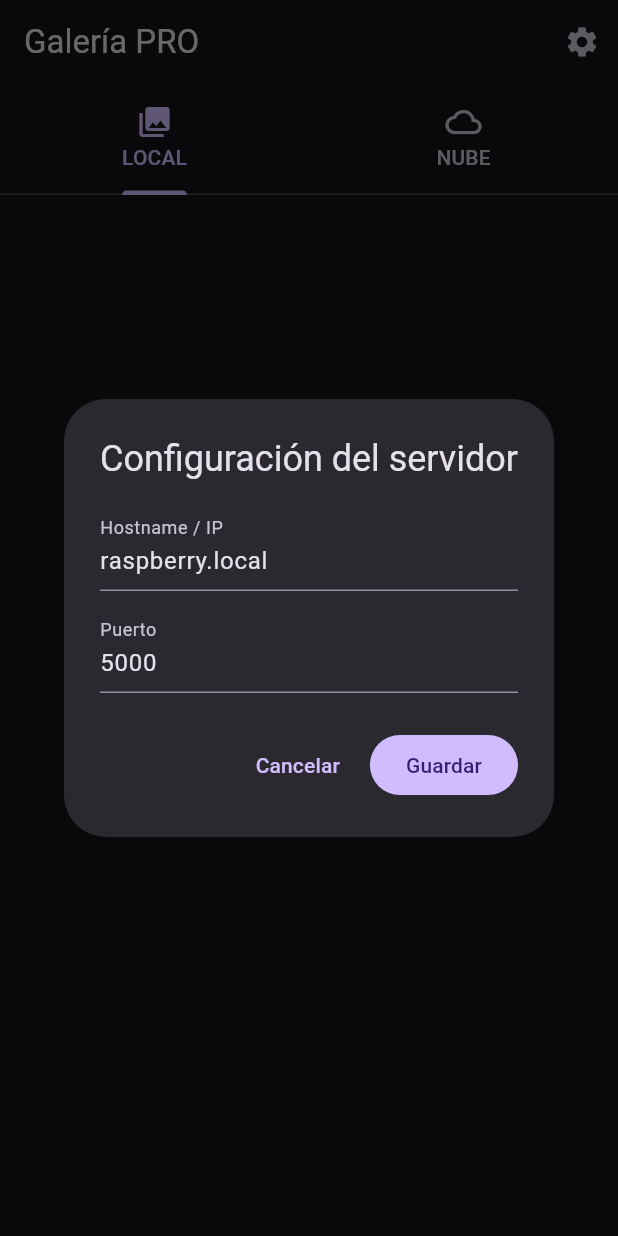
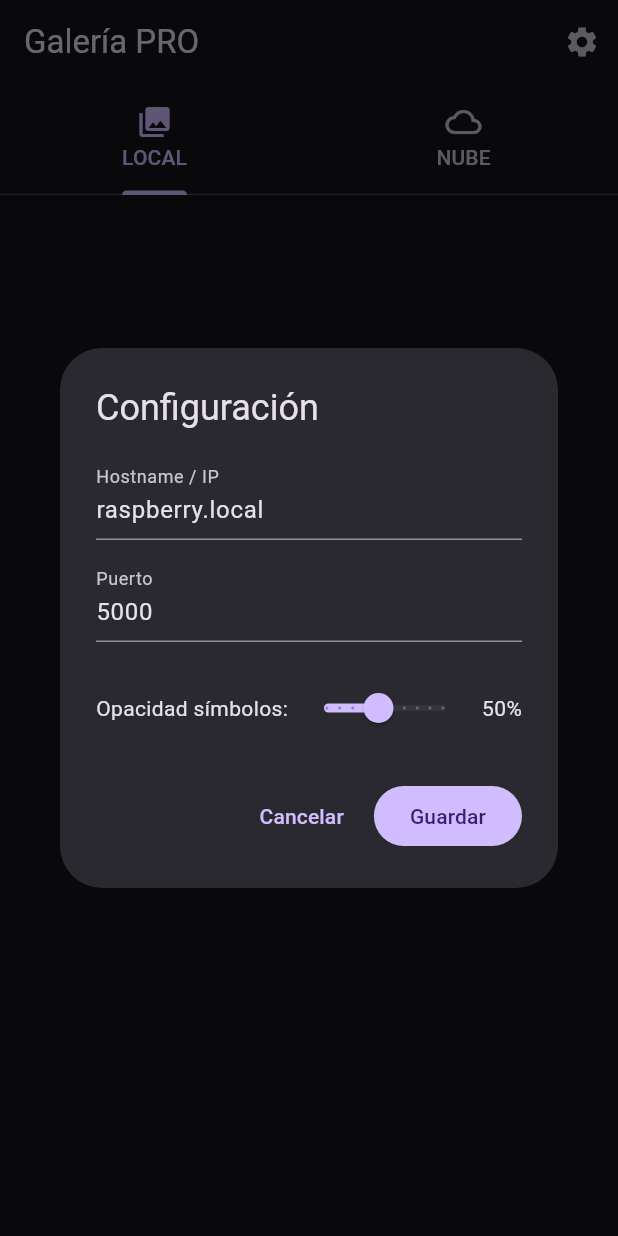
Before and after one commit to siliconvalleyar-oss/galery_app, a Flutter app: the screen it shows after launch, after a tap on the "settings" icon, on a phone screen of 412 x 824 dp. Run offline on Flutter 3.47's test engine with Material 3 defaults, Android fonts, the phone set to English and light mode, and no system bars; our stand-ins replace photo_view, share_plus, video_player; missing offline and left inert: photo_manager; network calls fail.

Commit message:
feat: configurable opacity for all viewer symbols via settings

```diff
--- a/lib/main.dart
+++ b/lib/main.dart
@@ -13,6 +13,7 @@ void main() {
 
 String serverHost = "raspberry.local";
 String serverPort = "5000";
+double uiOpacity = 0.5;
 String get server => "http://$serverHost:$serverPort";
 
 class App extends StatelessWidget {
@@ -305,10 +306,12 @@ class _HomeState extends State<Home> {
   void _showSettingsDialog() {
     final hostController = TextEditingController(text: serverHost);
     final portController = TextEditingController(text: serverPort);
+    double tempOpacity = uiOpacity;
     showDialog(
       context: context,
-      builder: (ctx) => AlertDialog(
-        title: const Text("Configuración del servidor"),
+      builder: (ctx) => StatefulBuilder(
+        builder: (ctx, setDialogState) => AlertDialog(
+          title: const Text("Configuración"),
           content: Column(
             mainAxisSize: MainAxisSize.min,
             children: [
@@ -328,6 +331,23 @@ class _HomeState extends State<Home> {
                 ),
                 keyboardType: TextInputType.number,
               ),
+              const SizedBox(height: 20),
+              Row(
+                children: [
+                  const Text("Opacidad símbolos:"),
+                  Expanded(
+                    child: Slider(
+                      value: tempOpacity,
+                      min: 0.1,
+                      max: 1.0,
+                      divisions: 9,
+                      label: "${(tempOpacity * 100).round()}%",
+                      onChanged: (v) => setDialogState(() => tempOpacity = v),
+                    ),
+                  ),
+                  Text("${(tempOpacity * 100).round()}%"),
+                ],
+              ),
             ],
           ),
           actions: [
@@ -340,6 +360,7 @@ class _HomeState extends State<Home> {
                 setState(() {
                   serverHost = hostController.text.trim();
                   serverPort = portController.text.trim();
+                  uiOpacity = tempOpacity;
                 });
                 _loadCloudAssets();
                 Navigator.pop(ctx);
@@ -347,6 +368,7 @@ class _HomeState extends State<Home> {
               child: const Text("Guardar"),
             ),
           ],
+        ),
       ),
     );
   }
@@ -485,7 +507,7 @@ class _FullScreenViewerWithNavigationState
               top: MediaQuery.of(context).size.height / 2 - 20,
               child: IconButton(
                 icon: Icon(Icons.chevron_left,
-                    color: Colors.white.withValues(alpha: 0.2), size: 40),
+                    color: Colors.white.withValues(alpha: uiOpacity), size: 40),
                 onPressed: () {
                   if (_currentIndex > 0) {
                     _pageController.previousPage(
@@ -500,7 +522,7 @@ class _FullScreenViewerWithNavigationState
               top: MediaQuery.of(context).size.height / 2 - 20,
               child: IconButton(
                 icon: Icon(Icons.chevron_right,
-                    color: Colors.white.withValues(alpha: 0.2), size: 40),
+                    color: Colors.white.withValues(alpha: uiOpacity), size: 40),
                 onPressed: () {
                   if (_currentIndex < total - 1) {
                     _pageController.nextPage(
@@ -517,15 +539,18 @@ class _FullScreenViewerWithNavigationState
             child: Row(
               children: [
                 IconButton(
-                  icon: const Icon(Icons.share, color: Colors.white),
+                  icon: Icon(Icons.share,
+                      color: Colors.white.withValues(alpha: uiOpacity)),
                   onPressed: _onShare,
                 ),
                 IconButton(
-                  icon: const Icon(Icons.delete, color: Colors.white),
+                  icon: Icon(Icons.delete,
+                      color: Colors.white.withValues(alpha: uiOpacity)),
                   onPressed: _onDelete,
                 ),
                 IconButton(
-                  icon: const Icon(Icons.close, color: Colors.white),
+                  icon: Icon(Icons.close,
+                      color: Colors.white.withValues(alpha: uiOpacity)),
                   onPressed: () => Navigator.of(context).pop(),
                 ),
               ],
@@ -540,7 +565,7 @@ class _FullScreenViewerWithNavigationState
                 padding:
                     const EdgeInsets.symmetric(horizontal: 12, vertical: 6),
                 decoration: BoxDecoration(
-                  color: Colors.black54,
+                  color: Colors.black.withValues(alpha: uiOpacity),
                   borderRadius: BorderRadius.circular(20),
                 ),
                 child: Text(
```
Lines whose indentation alone changed are shown as unchanged.
